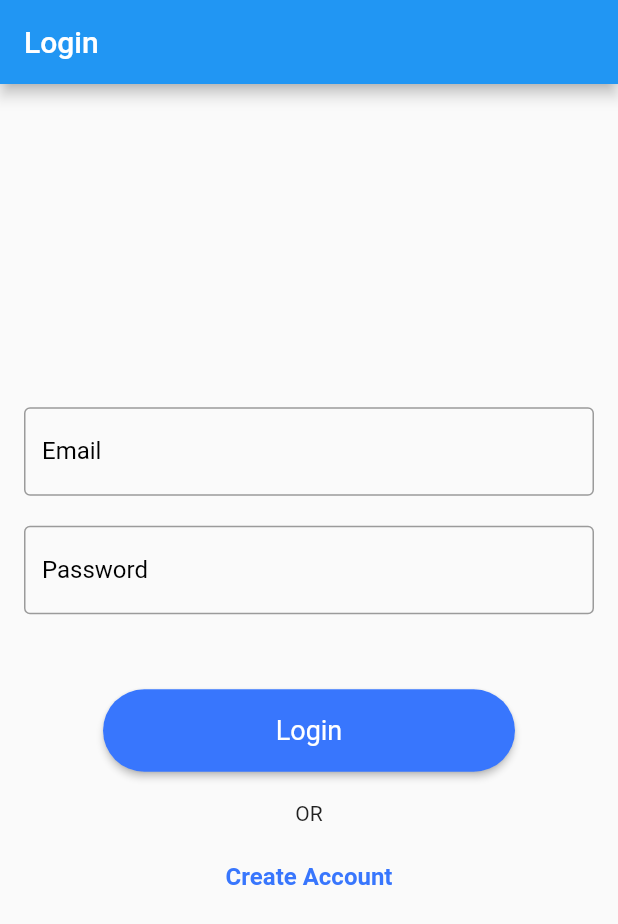
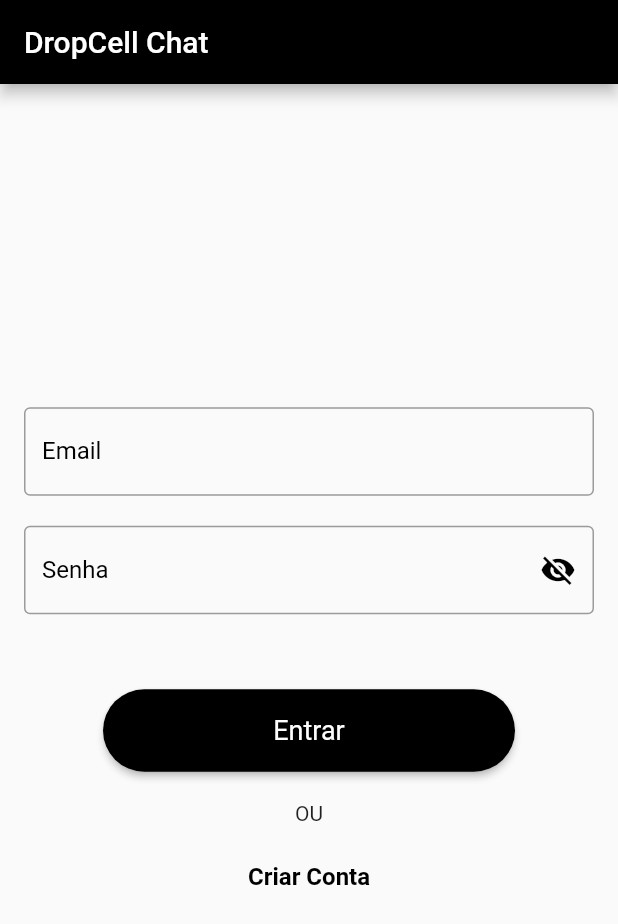
Before and after one commit to Brn093/chatapp, a Flutter app: the screen it shows after launch, on a phone screen of 412 x 824 dp. Shown: the top 924 px of the screen. Run offline on Flutter 3.47's test engine with Material 2 defaults, Android fonts, the phone set to English and light mode, and no system bars; our stand-ins replace cloud_firestore, firebase_auth, firebase_core, firebase_storage, fluttertoast, image_picker; accounts and stored records are empty.

Commit message:
feat: Melhorias de layout para o usuário

```diff
--- a/lib/chat_screen.dart
+++ b/lib/chat_screen.dart
@@ -208,7 +208,7 @@ class MessageBubble extends StatelessWidget {
                         bottomLeft: Radius.circular(15),
                         bottomRight: Radius.circular(15),
                       ),
-                color: isMe ? const Color(0xFF3876FD) : Colors.white),
+                color: isMe ? Colors.black : Colors.white),
             child: Padding(
               padding: const EdgeInsets.symmetric(vertical: 10, horizontal: 20),
               child: Column(
--- a/lib/login_screen.dart
+++ b/lib/login_screen.dart
@@ -15,13 +15,15 @@ class LoginScreen extends StatefulWidget {
 class _LoginScreenState extends State<LoginScreen> {
   final TextEditingController _emailController = TextEditingController();
   final TextEditingController _passwordController = TextEditingController();
+  bool _isPasswordVisible = false;
 
   @override
   Widget build(BuildContext context) {
     final authProvider = Provider.of<AuthProvider>(context);
     return Scaffold(
       appBar: AppBar(
-        title: Text("Login"),
+        title: Text("DropCell Chat"),
+        automaticallyImplyLeading: false,
       ),
       body: Padding(
         padding: EdgeInsets.all(16),
@@ -36,7 +38,7 @@ class _LoginScreenState extends State<LoginScreen> {
               ),
               validator: (value) {
                 if (value == null || value.isEmpty) {
-                  return "Please Enter Email";
+                  return "Digite o seu Email";
                 }
                 return null;
               },
@@ -44,13 +46,27 @@ class _LoginScreenState extends State<LoginScreen> {
             SizedBox(height: 20),
             TextFormField(
               controller: _passwordController,
+              obscureText: !_isPasswordVisible,
               keyboardType: TextInputType.visiblePassword,
               decoration: InputDecoration(
-                labelText: "Password",
+                labelText: "Senha",
+                suffixIcon: IconButton(
+                  icon: Icon(
+                    _isPasswordVisible
+                        ? Icons.visibility
+                        : Icons.visibility_off,
+                    color: Colors.black,
+                  ),
+                  onPressed: () {
+                    setState(() {
+                      _isPasswordVisible = !_isPasswordVisible;
+                    });
+                  },
+                ),
               ),
               validator: (value) {
                 if (value == null || value.isEmpty) {
-                  return "Please Enter Password";
+                  return "Digite a sua Senha";
                 }
                 return null;
               },
@@ -64,7 +80,7 @@ class _LoginScreenState extends State<LoginScreen> {
                   try {
                     await authProvider.signIn(
                         _emailController.text, _passwordController.text);
-                    Fluttertoast.showToast(msg: "Login Success");
+                    Fluttertoast.showToast(msg: "Usuário logado");
                     Navigator.pushReplacement(
                         context,
                         MaterialPageRoute(
@@ -74,18 +90,18 @@ class _LoginScreenState extends State<LoginScreen> {
                     print(e);
                   }
                 },
-                child: Text("Login"),
+                child: Text("Entrar"),
               ),
             ),
             SizedBox(height: 20),
-            Text("OR"),
+            Text("OU"),
             SizedBox(height: 10),
             TextButton(
               onPressed: () {
                 Navigator.pushReplacement(context,
                     MaterialPageRoute(builder: (context) => SignUpScreen()));
               },
-              child: Text("Create Account"),
+              child: Text("Criar Conta"),
             ),
           ],
         ),
--- a/lib/main.dart
+++ b/lib/main.dart
@@ -29,7 +29,7 @@ class MyApp extends StatelessWidget {
           primarySwatch: Colors.blue,
           elevatedButtonTheme: ElevatedButtonThemeData(
             style: ElevatedButton.styleFrom(
-              backgroundColor: Color(0xFF3876FD),
+              backgroundColor: Colors.black,
               foregroundColor: Colors.white,
               shape: RoundedRectangleBorder(
                 borderRadius: BorderRadius.circular(30.0),
@@ -39,7 +39,7 @@ class MyApp extends StatelessWidget {
           ),
           textButtonTheme: TextButtonThemeData(
             style: TextButton.styleFrom(
-              primary: Color(0xFF3876FD),
+              primary: Colors.black,
               textStyle: TextStyle(
                 fontWeight: FontWeight.bold,
                 fontSize: 16,
@@ -49,6 +49,14 @@ class MyApp extends StatelessWidget {
           inputDecorationTheme: InputDecorationTheme(
             border: OutlineInputBorder(),
             labelStyle: TextStyle(color: Colors.black),
+          ),
+          appBarTheme: AppBarTheme(
+            backgroundColor: Colors.black,
+            foregroundColor: Colors.white,
+          ),
+          floatingActionButtonTheme: FloatingActionButtonThemeData(
+            backgroundColor: Colors.black,
+            foregroundColor: Colors.white,
           ),
         ),
         home: AuthenticationWrapper(),
--- a/lib/search_screen.dart
+++ b/lib/search_screen.dart
@@ -44,7 +44,7 @@ class _SearchScreenState extends State<SearchScreen> {
     final chatProvider = Provider.of<ChatProvider>(context);
     return Scaffold(
       backgroundColor: Colors.white,
-      appBar: AppBar(title: Text("Search Users")),
+      appBar: AppBar(title: Text("Central de atendimento Dropcell")),
       body: Column(
         children: [
           Padding(
--- a/lib/signup_screen.dart
+++ b/lib/signup_screen.dart
@@ -1,5 +1,4 @@
 import 'dart:io';
-
 import 'package:chatapp/auth_provider.dart';
 import 'package:chatapp/home_screen.dart';
 import 'package:cloud_firestore/cloud_firestore.dart';
@@ -71,10 +70,9 @@ class _SignUpScreenState extends State<SignUpScreen> {
 
   @override
   Widget build(BuildContext context) {
-    //final authProvider = Provider.of<AuthProvider>(context);
     return Scaffold(
       appBar: AppBar(
-        title: Text("Create Account"),
+        title: Text("Criar Conta"),
       ),
       body: SingleChildScrollView(
         child: Padding(
@@ -96,7 +94,6 @@ class _SignUpScreenState extends State<SignUpScreen> {
                           child: Icon(
                             Icons.camera_alt_rounded,
                             size: 50,
-                            color: Color(0xFF3876FD),
                           ),
                         )
                       : ClipRRect(
@@ -110,11 +107,11 @@ class _SignUpScreenState extends State<SignUpScreen> {
                 controller: _nameController,
                 keyboardType: TextInputType.name,
                 decoration: InputDecoration(
-                  labelText: "Name",
+                  labelText: "Nome",
                 ),
                 validator: (value) {
                   if (value == null || value.isEmpty) {
-                    return "Please Enter Name";
+                    return "Digite o seu nome";
                   }
                   return null;
                 },
@@ -128,7 +125,7 @@ class _SignUpScreenState extends State<SignUpScreen> {
                 ),
                 validator: (value) {
                   if (value == null || value.isEmpty) {
-                    return "Please Enter Email";
+                    return "Digite o seu E-mail";
                   }
                   return null;
                 },
@@ -138,11 +135,11 @@ class _SignUpScreenState extends State<SignUpScreen> {
                 controller: _passwordController,
                 keyboardType: TextInputType.visiblePassword,
                 decoration: InputDecoration(
-                  labelText: "Password",
+                  labelText: "Senha",
                 ),
                 validator: (value) {
                   if (value == null || value.isEmpty) {
-                    return "Please Enter Password";
+                    return "Digite sua Senha";
                   }
                   return null;
                 },
@@ -153,11 +150,11 @@ class _SignUpScreenState extends State<SignUpScreen> {
                 height: 55,
                 child: ElevatedButton(
                   onPressed: _signUp,
-                  child: Text("Create Account"),
+                  child: Text("Criar Conta"),
                 ),
               ),
               SizedBox(height: 20),
-              Text("OR"),
+              Text("OU"),
               SizedBox(height: 10),
               TextButton(
                 onPressed: () {
@@ -165,9 +162,9 @@ class _SignUpScreenState extends State<SignUpScreen> {
                       MaterialPageRoute(builder: (context) => LoginScreen()));
                 },
                 child: Text(
-                  "Sign In",
+                  "Entrar",
                   style: TextStyle(
-                      color: Color(0xFF3876FD),
+                      color: Colors.black,
                       fontWeight: FontWeight.bold,
                       fontSize: 16),
                 ),
```
Also changed, not shown: lib/home_screen.dart (+5 -2 lines).
